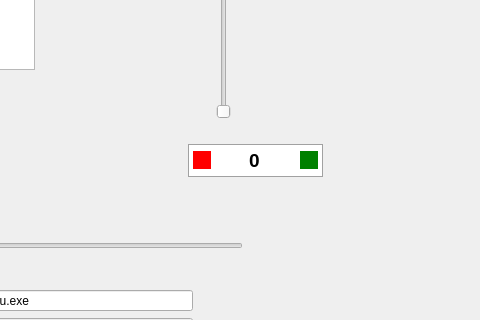
Qt form DialogScrollTest.ui (wlffeng2008/SimpleTest) before a commit; both pictures show x 766 to 1246 and y 398 to 718 of the 1246 by 905 pixel window.
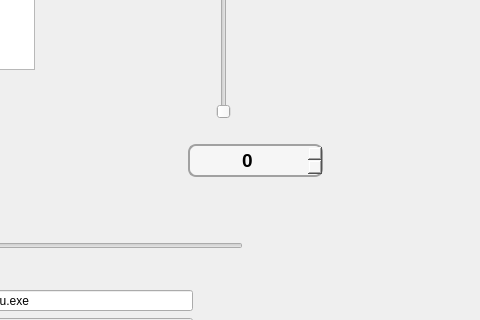
The same form after that commit. Icons and pictures are not drawn. Custom widgets are drawn as their Qt base class.

Commit message: add QSpinBox qss

Diff of the .ui file:
```diff
--- a/DialogScrollTest.ui
+++ b/DialogScrollTest.ui
@@ -521,9 +521,10 @@
     <string notr="true">QSpinBox {
     padding-left: 10px;
     padding-right: 10px;
-	background-color:white;
-	border:1px solid #a1a1a1;
+	background-color:#F6F6F6;
+	border:2px solid #a1a1a1;
     text-align:center;
+	border-radius:8px;
 }
 QSpinBox::up-button {
     subcontrol-position: right;
@@ -531,18 +532,32 @@
 
     width: 18px;
     height: 18px; 
-    subcontrol-origin: border;        /* ✅ 必须设，否则尺寸无效 */
+    subcontrol-origin: border; 
 
-	background-color:green;
+    border: none;
+    background-color: transparent;
+    background-image: url(:/images/plug-normal.png);
+    background-repeat: no-repeat;
+    background-position: center;
 }
 QSpinBox::down-button {
     subcontrol-position: left;
     left: 5px;
     width: 18px;
     height: 18px; 
-    subcontrol-origin: border;        /* ✅ 必须设，否则尺寸无效 */
+    subcontrol-origin: border; 
 
-	background-color:red;
+    border: none;
+    background-color: transparent;
+    background-image: url(:/images/minus-normal.png);
+    background-repeat: no-repeat;
+    background-position: center;
+}
+QSpinBox::up-button:disabled{
+    background-image: url(:/images/plug-disabled.png);
+}
+QSpinBox::down-button:disabled{
+    background-image: url(:/images/minus-disabled.png);
 }</string>
    </property>
    <property name="alignment">
```
The commit also changes 8 other files.
